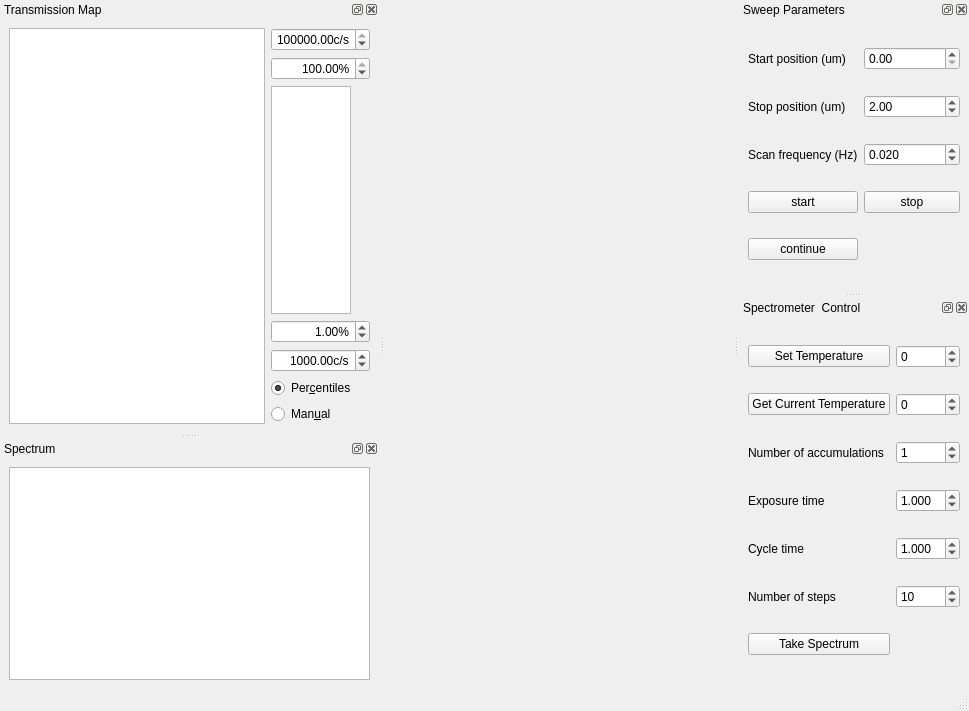
Qt form gui/whitelight_transmission/whitelight_transmission.ui (rasjen/qudi) before a commit.
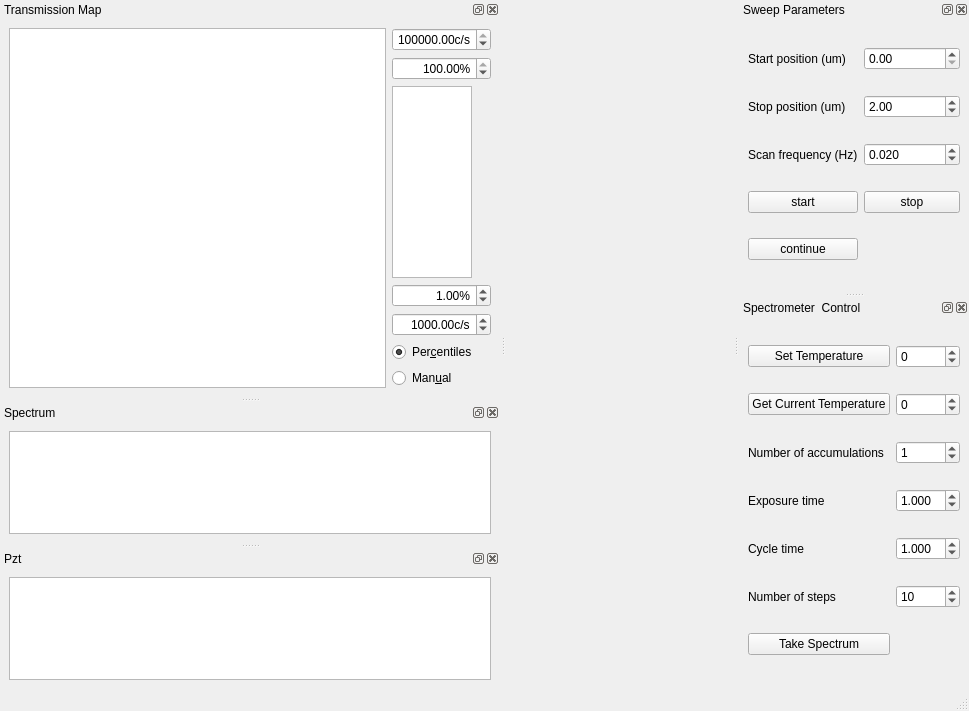
The same form after that commit. Custom widgets are drawn as their Qt base class.

Diff of the .ui file:
```diff
--- a/gui/whitelight_transmission/whitelight_transmission.ui
+++ b/gui/whitelight_transmission/whitelight_transmission.ui
@@ -32,6 +32,12 @@
      <verstretch>0</verstretch>
     </sizepolicy>
    </property>
+   <property name="minimumSize">
+    <size>
+     <width>500</width>
+     <height>384</height>
+    </size>
+   </property>
    <property name="windowTitle">
     <string>Transmission Map</string>
    </property>
@@ -408,6 +414,21 @@
     </layout>
    </widget>
   </widget>
+  <widget class="QDockWidget" name="dockWidget">
+   <property name="windowTitle">
+    <string>Pzt</string>
+   </property>
+   <attribute name="dockWidgetArea">
+    <number>1</number>
+   </attribute>
+   <widget class="QWidget" name="dockWidgetContents_5">
+    <layout class="QHBoxLayout" name="horizontalLayout">
+     <item>
+      <widget class="PlotWidget" name="pzt_PlotWidget"/>
+     </item>
+    </layout>
+   </widget>
+  </widget>
  </widget>
  <customwidgets>
   <customwidget>
```
